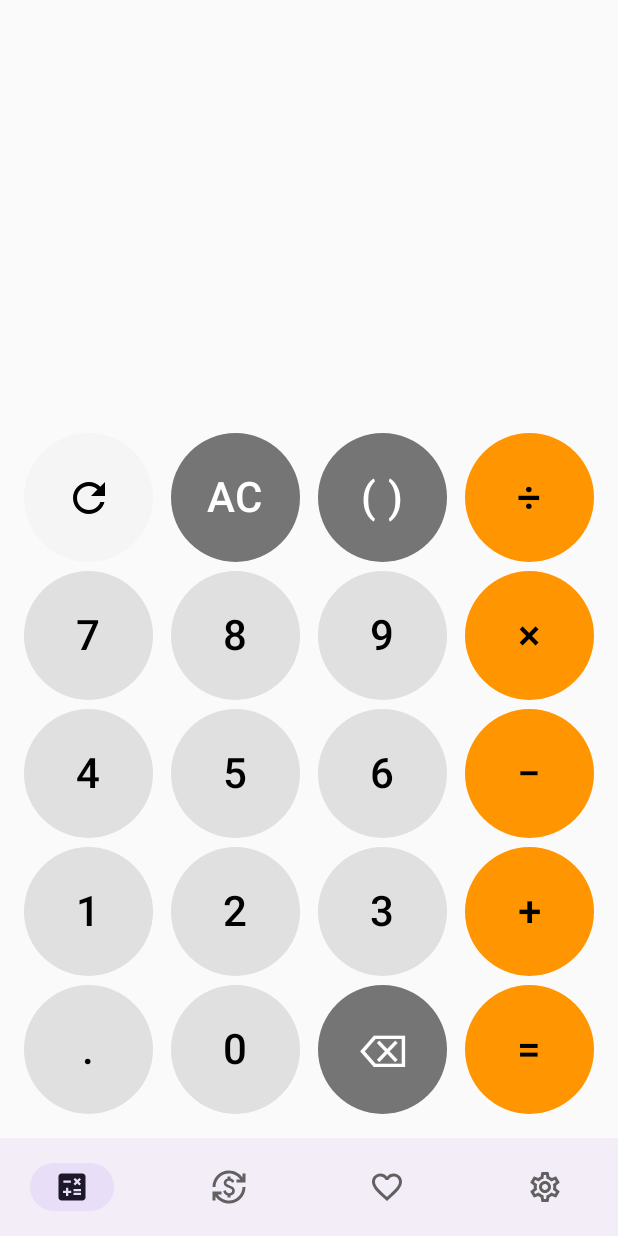
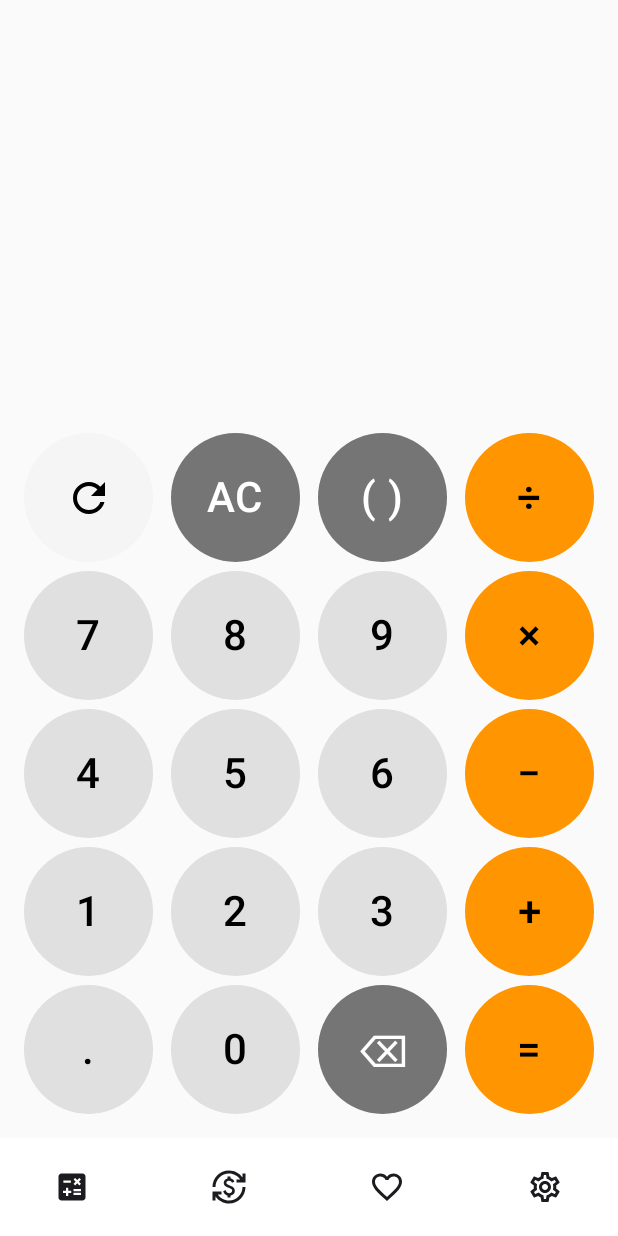
Before and after one commit to DeokWooAhn/CalcMoney, an Android app built with Jetpack Compose: the screen it shows after launch (MainActivity), on a phone screen of 412 x 824 dp. Run offline under Robolectric (Android 15) with nearby library versions, the light colour scheme and no system bars; our stand-ins replace Dagger/Hilt's generated code.

Commit message:
바텀 네비게이션바 테마 색상 변경

```diff
--- a/presentation/src/main/java/com/ahn/presentation/main/MainScreen.kt
+++ b/presentation/src/main/java/com/ahn/presentation/main/MainScreen.kt
@@ -12,10 +12,12 @@ import androidx.compose.material3.Icon
 import androidx.compose.material3.MaterialTheme
 import androidx.compose.material3.NavigationBar
 import androidx.compose.material3.NavigationBarItem
+import androidx.compose.material3.NavigationBarItemDefaults
 import androidx.compose.material3.Scaffold
 import androidx.compose.runtime.Composable
 import androidx.compose.runtime.getValue
 import androidx.compose.ui.Modifier
+import androidx.compose.ui.graphics.Color
 import androidx.compose.ui.res.painterResource
 import androidx.compose.ui.unit.dp
 import androidx.navigation.NavDestination.Companion.hierarchy
@@ -48,7 +50,8 @@ fun MainScreen(
             .padding(top = statusBarPadding),
         bottomBar = {
             NavigationBar(
-                    modifier = Modifier.height(65.dp)) {
+                modifier = Modifier.height(65.dp)
+            ) {
                 val navBackStackEntry by navController.currentBackStackEntryAsState()
                 val currentDestination = navBackStackEntry?.destination
 
@@ -61,17 +64,23 @@ fun MainScreen(
                         icon = {
                             Icon(
                                 painterResource(if (selected) item.selectedIcon else item.icon),
-                                    contentDescription = item.title
+                                contentDescription = item.title,
+                                tint = MaterialTheme.colorScheme.onBackground
                             )
                         },
                         selected = selected,
                         onClick = {
                             navController.navigate(item.route) {
-                                    popUpTo(navController.graph.findStartDestination().id) { saveState = true }
+                                popUpTo(navController.graph.findStartDestination().id) {
+                                    saveState = true
+                                }
                                 launchSingleTop = true
                                 restoreState = true
                             }
-                            }
+                        },
+                        colors = NavigationBarItemDefaults.colors(
+                            indicatorColor = Color.Transparent,
+                        )
                     )
                 }
             }
--- a/presentation/src/main/java/com/ahn/presentation/ui/theme/Theme.kt
+++ b/presentation/src/main/java/com/ahn/presentation/ui/theme/Theme.kt
@@ -37,6 +37,7 @@ private val DarkColorScheme = darkColorScheme(
     background = DarkBackground,
     surface = DarkSurface,
     surfaceVariant = DarkSurfaceVariant,
+    surfaceContainer = DarkBackground,
     onBackground = DarkOnBackground,
     onSurface = DarkOnSurface,
     onSurfaceVariant = DarkGray,
@@ -47,6 +48,7 @@ private val LightColorScheme = lightColorScheme(
     background = LightBackground,
     surface = LightSurface,
     surfaceVariant = LightSurfaceVariant,
+    surfaceContainer = Color.White,
     onBackground = LightOnBackground,
     onSurface = LightOnSurface,
     onSurfaceVariant = LightGray,
```
Lines whose indentation alone changed are shown as unchanged.
